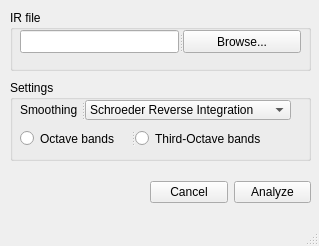
Before: the Qt Designer form gui_setup.ui in juanmartinvk/VKNG2, drawn with Qt 5.
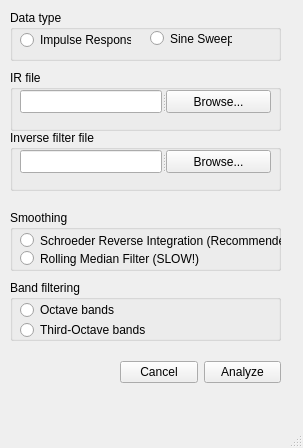
After: the same form once the commit is applied.

Commit message: Gui para sweeps Anda Schroeder/Median

Patch:
```diff
--- a/gui_setup.ui
+++ b/gui_setup.ui
@@ -9,85 +9,19 @@
    <rect>
     <x>0</x>
     <y>0</y>
-    <width>319</width>
-    <height>246</height>
+    <width>303</width>
+    <height>448</height>
    </rect>
   </property>
   <property name="windowTitle">
    <string>MainWindow</string>
   </property>
   <widget class="QWidget" name="centralwidget">
-   <widget class="QGroupBox" name="groupBox">
-    <property name="geometry">
-     <rect>
-      <x>10</x>
-      <y>80</y>
-      <width>301</width>
-      <height>81</height>
-     </rect>
-    </property>
-    <property name="title">
-     <string>Settings</string>
-    </property>
-    <widget class="QSplitter" name="splitter_2">
-     <property name="geometry">
-      <rect>
-       <x>10</x>
-       <y>20</y>
-       <width>271</width>
-       <height>20</height>
-      </rect>
-     </property>
-     <property name="orientation">
-      <enum>Qt::Horizontal</enum>
-     </property>
-     <widget class="QLabel" name="label">
-      <property name="text">
-       <string>Smoothing</string>
-      </property>
-     </widget>
-     <widget class="QComboBox" name="smoothingBox">
-      <item>
-       <property name="text">
-        <string>Schroeder Reverse Integration</string>
-       </property>
-      </item>
-      <item>
-       <property name="text">
-        <string>Rolling Median Filter (SLOW!)</string>
-       </property>
-      </item>
-     </widget>
-    </widget>
-    <widget class="QSplitter" name="splitter_3">
-     <property name="geometry">
-      <rect>
-       <x>10</x>
-       <y>50</y>
-       <width>261</width>
-       <height>17</height>
-      </rect>
-     </property>
-     <property name="orientation">
-      <enum>Qt::Horizontal</enum>
-     </property>
-     <widget class="QRadioButton" name="octaveButton">
-      <property name="text">
-       <string>Octave bands</string>
-      </property>
-     </widget>
-     <widget class="QRadioButton" name="thirdOctaveButton">
-      <property name="text">
-       <string>Third-Octave bands</string>
-      </property>
-     </widget>
-    </widget>
-   </widget>
    <widget class="QWidget" name="layoutWidget">
     <property name="geometry">
      <rect>
-      <x>150</x>
-      <y>180</y>
+      <x>120</x>
+      <y>360</y>
       <width>161</width>
       <height>25</height>
      </rect>
@@ -116,8 +50,8 @@
     <property name="geometry">
      <rect>
       <x>10</x>
-      <y>10</y>
-      <width>301</width>
+      <y>70</y>
+      <width>271</width>
       <height>61</height>
      </rect>
     </property>
@@ -129,7 +63,7 @@
       <rect>
        <x>10</x>
        <y>20</y>
-       <width>281</width>
+       <width>251</width>
        <height>23</height>
       </rect>
      </property>
@@ -144,6 +78,158 @@
      </widget>
     </widget>
    </widget>
+   <widget class="QGroupBox" name="groupBox_3">
+    <property name="geometry">
+     <rect>
+      <x>10</x>
+      <y>210</y>
+      <width>271</width>
+      <height>61</height>
+     </rect>
+    </property>
+    <property name="title">
+     <string>Smoothing</string>
+    </property>
+    <widget class="QRadioButton" name="schroederButton">
+     <property name="geometry">
+      <rect>
+       <x>10</x>
+       <y>20</y>
+       <width>261</width>
+       <height>21</height>
+      </rect>
+     </property>
+     <property name="text">
+      <string>Schroeder Reverse Integration (Recommended)</string>
+     </property>
+    </widget>
+    <widget class="QRadioButton" name="medianButton">
+     <property name="geometry">
+      <rect>
+       <x>10</x>
+       <y>40</y>
+       <width>181</width>
+       <height>17</height>
+      </rect>
+     </property>
+     <property name="text">
+      <string>Rolling Median Filter (SLOW!)</string>
+     </property>
+    </widget>
+   </widget>
+   <widget class="QGroupBox" name="groupBox">
+    <property name="geometry">
+     <rect>
+      <x>10</x>
+      <y>280</y>
+      <width>271</width>
+      <height>61</height>
+     </rect>
+    </property>
+    <property name="title">
+     <string>Band filtering</string>
+    </property>
+    <widget class="QRadioButton" name="octaveButton">
+     <property name="geometry">
+      <rect>
+       <x>10</x>
+       <y>20</y>
+       <width>111</width>
+       <height>20</height>
+      </rect>
+     </property>
+     <property name="text">
+      <string>Octave bands</string>
+     </property>
+    </widget>
+    <widget class="QRadioButton" name="thirdOctaveButton">
+     <property name="geometry">
+      <rect>
+       <x>10</x>
+       <y>40</y>
+       <width>145</width>
+       <height>20</height>
+      </rect>
+     </property>
+     <property name="text">
+      <string>Third-Octave bands</string>
+     </property>
+    </widget>
+   </widget>
+   <widget class="QGroupBox" name="filterGroupBox">
+    <property name="enabled">
+     <bool>true</bool>
+    </property>
+    <property name="geometry">
+     <rect>
+      <x>10</x>
+      <y>130</y>
+      <width>271</width>
+      <height>61</height>
+     </rect>
+    </property>
+    <property name="title">
+     <string>Inverse filter file</string>
+    </property>
+    <widget class="QSplitter" name="splitter_2">
+     <property name="geometry">
+      <rect>
+       <x>10</x>
+       <y>20</y>
+       <width>251</width>
+       <height>23</height>
+      </rect>
+     </property>
+     <property name="orientation">
+      <enum>Qt::Horizontal</enum>
+     </property>
+     <widget class="QLineEdit" name="filterPathBox"/>
+     <widget class="QPushButton" name="browseFilterButton">
+      <property name="text">
+       <string>Browse...</string>
+      </property>
+     </widget>
+    </widget>
+   </widget>
+   <widget class="QGroupBox" name="groupBox_5">
+    <property name="geometry">
+     <rect>
+      <x>10</x>
+      <y>10</y>
+      <width>271</width>
+      <height>51</height>
+     </rect>
+    </property>
+    <property name="title">
+     <string>Data type</string>
+    </property>
+    <widget class="QRadioButton" name="impulseButton">
+     <property name="geometry">
+      <rect>
+       <x>10</x>
+       <y>20</y>
+       <width>111</width>
+       <height>20</height>
+      </rect>
+     </property>
+     <property name="text">
+      <string>Impulse Response</string>
+     </property>
+    </widget>
+    <widget class="QRadioButton" name="sweepButton">
+     <property name="geometry">
+      <rect>
+       <x>140</x>
+       <y>20</y>
+       <width>82</width>
+       <height>17</height>
+      </rect>
+     </property>
+     <property name="text">
+      <string>Sine Sweep</string>
+     </property>
+    </widget>
+   </widget>
   </widget>
   <widget class="QMenuBar" name="menubar">
    <property name="geometry">
```
Left out of the diff: 8 changed lines with no effect on the pictures. The commit also changes 2 other files.
